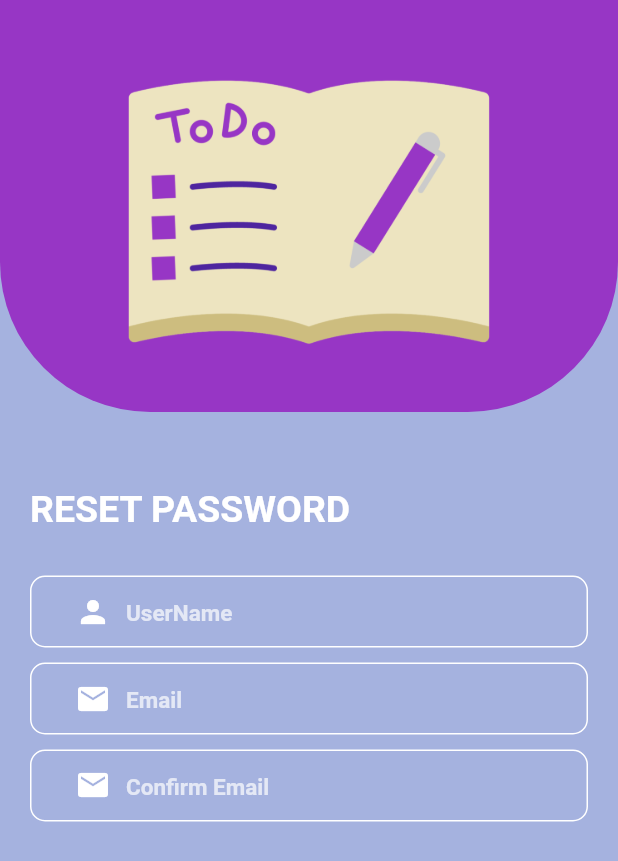
After one commit to EthanAdkins/ToDoList-MobileApp, a Flutter app: the resetPasswordPage screen opened by its route, on a phone screen of 412 x 824 dp. The commit adds this screen. Shown: the top 861 px of the screen. Run offline on Flutter 3.47's test engine with Material 2 defaults, Android fonts, the phone set to English and light mode, and no system bars; drawn by our look-alikes of snippet_coder_utils; missing offline and left inert: api_cache_manager; accounts and stored records are empty.

Commit message:
Added resetPassword_page and added email requirements

```diff
--- a/lib/main.dart
+++ b/lib/main.dart
@@ -2,6 +2,7 @@ import 'package:flutter/material.dart';
 import 'package:fridge_app/pages/login_page.dart';
 import 'package:fridge_app/pages/register_page.dart';
 import 'package:fridge_app/pages/personal_page.dart';
+import 'package:fridge_app/pages/resetPassword_page.dart';
 import 'package:fridge_app/pages/school_page.dart';
 import 'package:fridge_app/pages/work_page.dart';
 import 'package:fridge_app/pages/addTask_page.dart';
@@ -49,6 +50,7 @@ class MyApp extends StatelessWidget {
         '/work': (context) => const WorkPage(),
         '/school': (context) => const SchoolPage(),
         '/addTask': (context) => const addTaskPage(),
+        '/forgotPassword': (context) => const resetPasswordPage(),
       },
     );
   }
--- a/lib/pages/login_page.dart
+++ b/lib/pages/login_page.dart
@@ -157,14 +157,14 @@ class _LoginPageState extends State<LoginPage> {
                   style: const TextStyle(color: Colors.grey, fontSize: 14.0),
                   children: <TextSpan>[
                     TextSpan(
-                      text: 'Forget Password ?',
+                      text: 'Forgot Password ?',
                       style: TextStyle(
                         color: Colors.white,
                         decoration: TextDecoration.underline,
                       ),
                       recognizer: TapGestureRecognizer()
                         ..onTap = () {
-                          print("Forget Password");
+                          Navigator.pushNamed(context, "/forgotPassword");
                         },
                     ),
                   ],
@@ -259,6 +259,9 @@ class _LoginPageState extends State<LoginPage> {
               ),
             ),
           ),
+          SizedBox(
+            height: 40,
+          ),
         ],
       ),
     );
--- a/lib/pages/register_page.dart
+++ b/lib/pages/register_page.dart
@@ -31,9 +31,9 @@ class _RegisterPageState extends State<RegisterPage> {
   String? checkPassword;
 
   // Regex for password
-  RegExp regex =
+  RegExp passwordRegex =
       RegExp(r'^(?=.*?[A-Z])(?=.*?[a-z])(?=.*?[0-9])(?=.*?[!@#\$&*~]).{2,20}$');
-
+  RegExp emailRegex = RegExp(r'^.+@[a-zA-Z]+\.{1}[a-zA-Z]+(\.{0,1}[a-zA-Z]+)');
   @override
   Widget build(BuildContext context) {
     return SafeArea(
@@ -131,7 +131,7 @@ class _RegisterPageState extends State<RegisterPage> {
                 if (onValidateVal.isEmpty) {
                   return "Password can\'t be empty.";
                 }
-                if (!regex.hasMatch(onValidateVal)) {
+                if (!passwordRegex.hasMatch(onValidateVal)) {
                   return "Password must meet the requirements";
                 }
                 return null;
@@ -169,7 +169,6 @@ class _RegisterPageState extends State<RegisterPage> {
               'Confirm Password',
               (onValidateVal) {
                 if (onValidateVal != checkPassword) {
-                  print(password);
                   return "Passwords must match";
                 }
                 return null;
@@ -266,6 +265,9 @@ class _RegisterPageState extends State<RegisterPage> {
                 if (onValidateVal.isEmpty) {
                   return "Email can\'t be empty.";
                 }
+                if (!emailRegex.hasMatch(onValidateVal)) {
+                  return "Please enter a valid email";
+                }
                 return null;
               },
               (onSavedVal) {
--- /dev/null
+++ b/lib/pages/resetPassword_page.dart
@@ -0,0 +1,182 @@
+import 'package:flutter/gestures.dart';
+import 'package:flutter/material.dart';
+import 'package:flutter/src/widgets/framework.dart';
+import 'package:flutter/src/widgets/placeholder.dart';
+import 'package:fridge_app/models/register_request_model.dart';
+import 'package:snippet_coder_utils/FormHelper.dart';
+import 'package:snippet_coder_utils/ProgressHUD.dart';
+import 'package:snippet_coder_utils/hex_color.dart';
+
+import '../config.dart';
+import '../models/login_request_model.dart';
+import '../services/api_service.dart';
+
+class resetPasswordPage extends StatefulWidget {
+  const resetPasswordPage({super.key});
+
+  @override
+  State<resetPasswordPage> createState() => _resetPasswordPageState();
+}
+
+class _resetPasswordPageState extends State<resetPasswordPage> {
+  bool isAPIcallProcess = false;
+  GlobalKey<FormState> globalFormKey = GlobalKey<FormState>();
+  String? username;
+  String? email;
+  String? confirmEmail;
+
+  @override
+  Widget build(BuildContext context) {
+    return SafeArea(
+        child: Scaffold(
+            backgroundColor: HexColor("#A5B2DF"),
+            body: ProgressHUD(
+              child: Form(
+                key: globalFormKey,
+                child: _resetPassword(context),
+              ),
+              inAsyncCall: isAPIcallProcess,
+              opacity: 0.3,
+              key: UniqueKey(),
+            )));
+  }
+
+  Widget _resetPassword(BuildContext context) {
+    return SingleChildScrollView(
+      child: Column(
+        mainAxisAlignment: MainAxisAlignment.start,
+        crossAxisAlignment: CrossAxisAlignment.start,
+        children: [
+          Container(
+            width: MediaQuery.of(context).size.width,
+            height: MediaQuery.of(context).size.height / 3,
+            decoration: const BoxDecoration(
+              gradient: LinearGradient(
+                begin: Alignment.topCenter,
+                end: Alignment.bottomCenter,
+                colors: [
+                  Color(0xff9736c5),
+                  Color(0xff9736c5),
+                ],
+              ),
+              borderRadius: BorderRadius.only(
+                bottomLeft: Radius.circular(100),
+                bottomRight: Radius.circular(100),
+              ),
+            ),
+            child:
+                Column(mainAxisAlignment: MainAxisAlignment.center, children: [
+              Align(
+                alignment: Alignment.center,
+                child: Image.asset(
+                  "assets/images/ToDoListPurple.png",
+                  width: 250,
+                  fit: BoxFit.contain,
+                ),
+              )
+            ]),
+          ),
+          Padding(
+            padding: const EdgeInsets.only(
+              left: 20,
+              bottom: 30,
+              top: 50,
+            ),
+            child: Text('RESET PASSWORD',
+                style: TextStyle(
+                  fontWeight: FontWeight.bold,
+                  fontSize: 25,
+                  color: Colors.white,
+                )),
+          ),
+          FormHelper.inputFieldWidget(
+            context,
+            'username',
+            'UserName',
+            (onValidateVal) {
+              if (onValidateVal.isEmpty) {
+                return "Username can\'t be empty.";
+              }
+              return null;
+            },
+            (onSavedVal) {
+              username = onSavedVal;
+            },
+            prefixIcon: const Icon(Icons.person),
+            showPrefixIcon: true,
+            borderFocusColor: Colors.white,
+            prefixIconColor: Colors.white,
+            borderColor: Colors.white,
+            textColor: Colors.white,
+            hintColor: Colors.white.withOpacity(0.7),
+            borderRadius: 10,
+          ),
+          Padding(
+            padding: const EdgeInsets.only(top: 10),
+            child: FormHelper.inputFieldWidget(
+              context,
+              'email',
+              'Email',
+              (onValidateVal) {
+                confirmEmail = onValidateVal;
+                if (onValidateVal.isEmpty) {
+                  return "Email can\'t be empty.";
+                }
+                return null;
+              },
+              (onSavedVal) {
+                email = onSavedVal;
+              },
+              prefixIcon: const Icon(Icons.mail),
+              showPrefixIcon: true,
+              borderFocusColor: Colors.white,
+              prefixIconColor: Colors.white,
+              borderColor: Colors.white,
+              textColor: Colors.white,
+              hintColor: Colors.white.withOpacity(0.7),
+              borderRadius: 10,
+            ),
+          ),
+          Padding(
+            padding: const EdgeInsets.only(top: 10),
+            child: FormHelper.inputFieldWidget(
+              context,
+              'email',
+              'Confirm Email',
+              (onValidateVal) {
+                if (onValidateVal != confirmEmail) {
+                  return "Emails must match";
+                }
+                return null;
+              },
+              (onSavedVal) {
+                email = onSavedVal;
+              },
+              prefixIcon: const Icon(Icons.mail),
+              showPrefixIcon: true,
+              borderFocusColor: Colors.white,
+              prefixIconColor: Colors.white,
+              borderColor: Colors.white,
+              textColor: Colors.white,
+              hintColor: Colors.white.withOpacity(0.7),
+              borderRadius: 10,
+            ),
+          ),
+          SizedBox(
+            height: 40,
+          ),
+        ],
+      ),
+    );
+  }
+
+  bool validateAndSave() {
+    final form = globalFormKey.currentState;
+    if (form!.validate()) {
+      form.save();
+      return true;
+    } else {
+      return false;
+    }
+  }
+}
```
